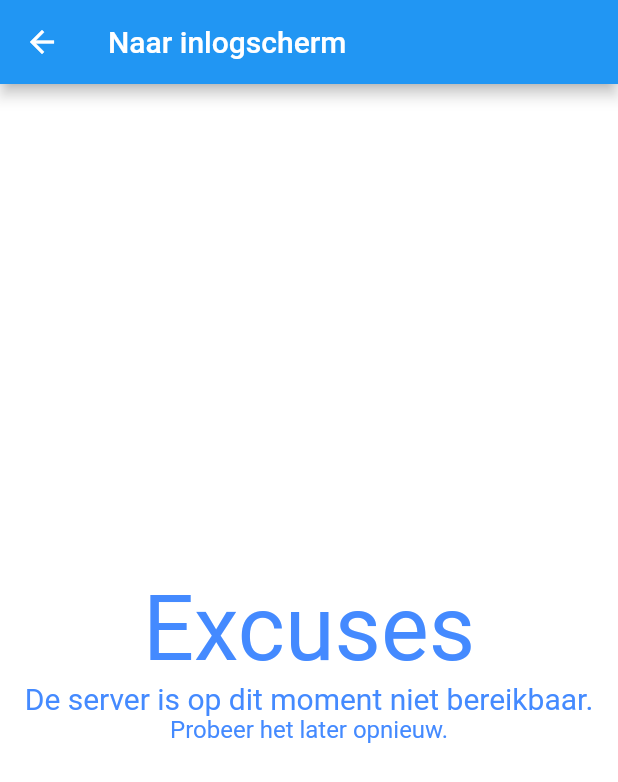
After one commit to KETCompany/ketagenda-mobile, a Flutter app: the ServerOffline screen opened directly, on a phone screen of 412 x 824 dp. The commit adds this screen. Shown: the top 782 px of the screen. Run offline on Flutter 3.47's test engine with Material 2 defaults, Android fonts, the phone set to English and light mode, and no system bars; our stand-ins replace google_sign_in; missing offline and left inert: flutter_driver; network calls fail.

Commit message:
Pages now checks API status. Shows  offline page in case API is down.

```diff
--- a/lib/components/login_button.dart
+++ b/lib/components/login_button.dart
@@ -3,14 +3,12 @@ import 'dart:async';
 import 'package:KETAgenda/services/api_tools.dart';
 import 'package:flutter/material.dart';
 import 'package:google_sign_in/google_sign_in.dart';
-import '../globals.dart' as globals;
+import 'package:KETAgenda/globals.dart' as globals;
 
 class LoginButton extends StatefulWidget {
   @override
   _LoginButton createState() => new _LoginButton();
 }
-
-StreamSubscription periodicSub;
 
 class _LoginButton extends State<LoginButton> {
   GoogleSignIn _googleSignIn = new GoogleSignIn(
--- /dev/null
+++ b/lib/components/modal_server_offline.dart
@@ -0,0 +1,62 @@
+import 'package:flutter/material.dart';
+
+class ServerOffline extends StatefulWidget {
+  @override
+  _ServerOffline createState() => new _ServerOffline();
+}
+
+class _ServerOffline extends State<ServerOffline> {
+  @override
+  Widget build(BuildContext context) {
+    return new Scaffold(
+      appBar: new AppBar(
+        title: new Text('Naar inlogscherm'),
+        leading: new IconButton(
+          icon: new Icon(Icons.arrow_back),
+          onPressed: () {Navigator.pushNamed(context, "/");},
+        ),
+      ),
+      backgroundColor: Colors.redAccent[700],
+      body: new Column(
+        children: <Widget>[
+          new Expanded(
+            //Top white part
+            child: new Material(
+              color: Colors.white,
+              child: new Center(
+                child: new Column(
+                  mainAxisSize: MainAxisSize.max,
+                  mainAxisAlignment: MainAxisAlignment.center,
+                  crossAxisAlignment: CrossAxisAlignment.center,
+                  children: <Widget>[
+                    new RichText(
+                      text: new TextSpan(
+                        text: "Excuses",
+                        style: new TextStyle(
+                            color: Colors.blueAccent, fontSize: 60.0),
+                      ),
+                    ),
+                    new RichText(
+                      text: new TextSpan(
+                        text: "De server is op dit moment niet bereikbaar.",
+                        style: new TextStyle(
+                            color: Colors.blueAccent, fontSize: 20.0),
+                      ),
+                    ),
+                    new RichText(
+                      text: new TextSpan(
+                        text: "Probeer het later opnieuw.",
+                        style: new TextStyle(
+                            color: Colors.blueAccent, fontSize: 16.0),
+                      ),
+                    ),
+                  ],
+                ),
+              ),
+            ),
+          ),
+        ],
+      ),
+    );
+  }
+}
--- a/lib/globals.dart
+++ b/lib/globals.dart
@@ -1,4 +1,4 @@
-import 'components/user_info.dart';
+import 'package:KETAgenda/components/user_info.dart';
 
 final String baseAPIURL = 'http://keta.superict.nl';
 UserInfo user = new UserInfo();
--- a/lib/pages/first_time_page.dart
+++ b/lib/pages/first_time_page.dart
@@ -1,5 +1,5 @@
 import 'package:flutter/material.dart';
-import '../globals.dart' as globals;
+import 'package:KETAgenda/globals.dart' as globals;
 
 class FirstTimePage extends StatelessWidget {
   @override
```
Also changed, not shown: lib/pages/building_selection_page.dart (+23 -2 lines), lib/pages/room_booking_page.dart (+39 -10 lines), lib/pages/room_details_page.dart (+28 -5 lines).
